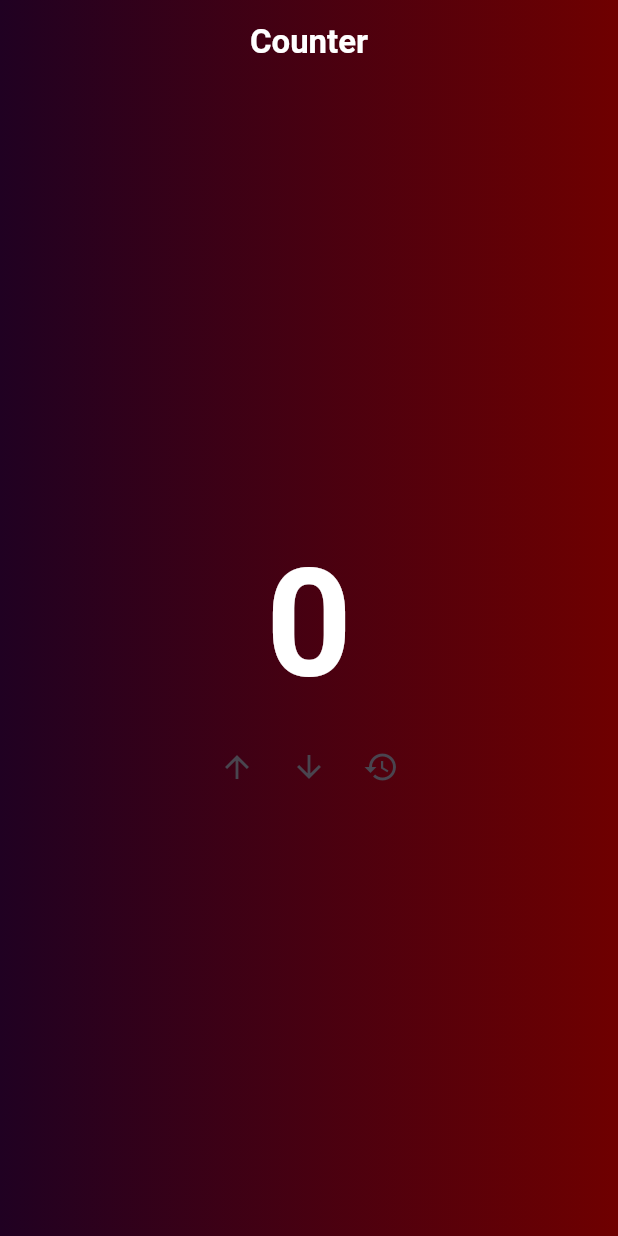
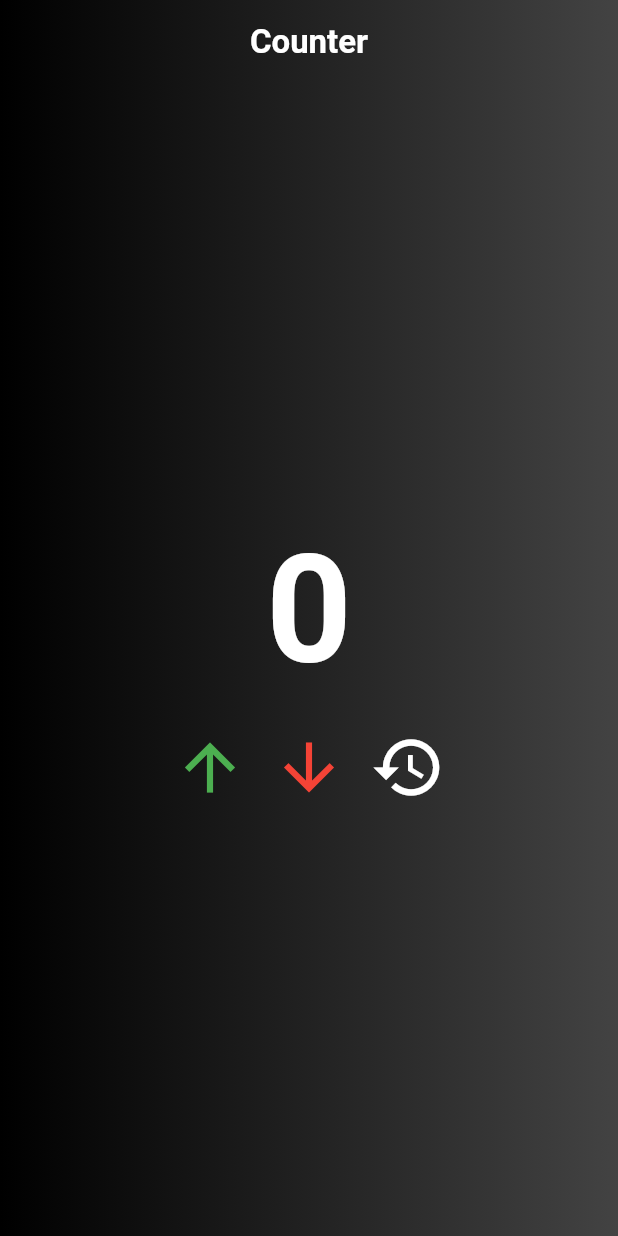
Before and after one commit to perpetualcuriosity/flutter-counter, a Flutter app: the screen it shows after launch, on a phone screen of 412 x 824 dp. Run offline on Flutter 3.47's test engine with Material 3 defaults, Android fonts, the phone set to English and light mode, and no system bars.

Commit message:
styling done, below zero barrier to be added next, will learn alerts in flutter for that

```diff
--- a/flutter_counter/lib/counter_scaffold.dart
+++ b/flutter_counter/lib/counter_scaffold.dart
@@ -7,7 +7,7 @@ class Scaff extends StatefulWidget {
 }
 
 class _Scaff extends State<Scaff> {
-  List<Color> col = [Color(0xff200122), Color(0xff6f0000)];
+  List<Color> col = [Color(0xff000000), Color(0xff434343)];
   int count = 0;
   @override
   Widget build(BuildContext context) {
@@ -40,21 +40,21 @@ class _Scaff extends State<Scaff> {
                         count = count + 1;
                       });
                     },
-                    icon: Icon(Icons.arrow_upward)),
+                    icon: Icon(Icons.arrow_upward,color: Colors.green,size: 50)),
                     IconButton(
                     onPressed: () {
                       setState(() {
                         count = count - 1;
                       });
                     },
-                    icon: Icon(Icons.arrow_downward)),
+                    icon: Icon(Icons.arrow_downward,color: Colors.red,size: 50)),
                     IconButton(
                     onPressed: () {
                       setState(() {
                         count = 0;
                       });
                     },
-                    icon: Icon(Icons.restore),
+                    icon: Icon(Icons.restore,color: Colors.white,size: 50),
                     )
               ]
             )
```
